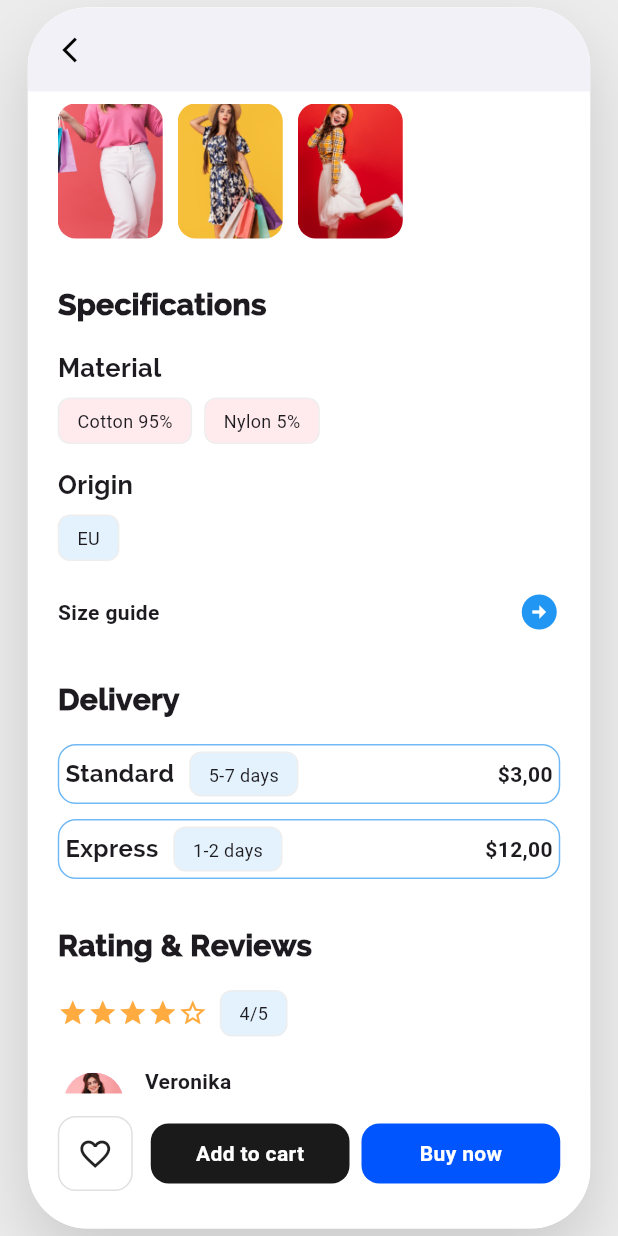
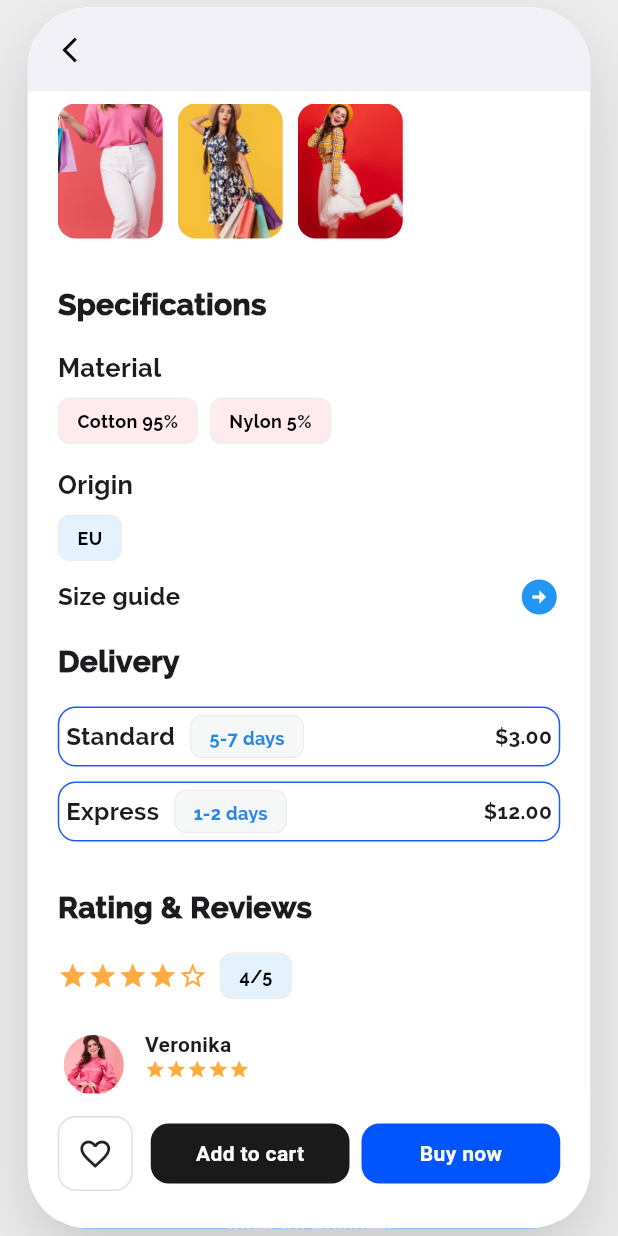
Before and after one commit to daneelsa31/full_product_page, a Flutter app: the screen it shows after launch, scrolled down 576 dp, on a phone screen of 412 x 824 dp. Run offline on Flutter 3.47's test engine with Material 3 defaults, Android fonts, the phone set to English and light mode, and no system bars.

Commit message:
Add final adjustments (fonts, spacing, code structure, and overall)

```diff
--- a/lib/main.dart
+++ b/lib/main.dart
@@ -55,9 +55,16 @@ class ProductDetailPage extends StatelessWidget {
                 pinned: true,
                 backgroundColor: Colors.white,
                 elevation: 0,
-                leading: const Icon(Icons.arrow_back_ios_new, color: Colors.black, size: 20),
+                leading: const Icon(
+                  Icons.arrow_back_ios_new,
+                  color: Colors.black,
+                  size: 20,
+                ),
                 flexibleSpace: FlexibleSpaceBar(
-                  background: Image.asset('assets/images/mainpic.png', fit: BoxFit.cover),
+                  background: Image.asset(
+                    'assets/images/mainpic.png',
+                    fit: BoxFit.cover,
+                  ),
                 ),
               ),
               SliverToBoxAdapter(
@@ -74,18 +81,22 @@ class ProductDetailPage extends StatelessWidget {
                         children: [
                           _buildSectionTitle("Variations"),
                           const SizedBox(width: 15),
-                          _buildTag("Pink", isSelected: true),
+                          _buildTag("Pink"),
                           const SizedBox(width: 8),
                           _buildTag("M"),
                           const Spacer(),
-                          const Icon(Icons.arrow_circle_right, color: Colors.blue, size: 28),
+                          const Icon(
+                            Icons.arrow_circle_right,
+                            color: Colors.blue,
+                            size: 28,
+                          ),
                         ],
                       ),
                       const SizedBox(height: 15),
                       _buildThumbnailsRow(),
                       const SizedBox(height: 30),
                       _buildSpecificationsSection(),
-                      const SizedBox(height: 30),
+                      const SizedBox(height: 15),
                       _buildDeliverySection(),
                       const SizedBox(height: 30),
                       _buildReviewsSection(),
@@ -93,7 +104,9 @@ class ProductDetailPage extends StatelessWidget {
                       _buildMostPopularSection(),
                       const SizedBox(height: 40),
                       _buildYouMightLikeSection(),
-                      const SizedBox(height: 140), // Padding to prevent content being hidden
+                      const SizedBox(
+                        height: 80,
+                      ), // Padding to prevent content being hidden
                     ],
                   ),
                 ),
@@ -114,54 +127,485 @@ class ProductDetailPage extends StatelessWidget {
 
   // --- PREVIOUS HELPERS (Condensed for space) ---
   Widget _buildSectionTitle(String title) {
-    return Text(title, style: const TextStyle(fontFamily: 'Raleway', fontSize: 20, fontWeight: FontWeight.w900));
+    return Text(
+      title,
+      style: const TextStyle(
+        fontFamily: 'Raleway',
+        fontSize: 20,
+        fontWeight: FontWeight.w900,
+      ),
+    );
   }
-  Widget _buildTag(String label, {bool isSelected = false, Color? color}) {
-    return Container(padding: const EdgeInsets.symmetric(horizontal: 12, vertical: 6), decoration: BoxDecoration(color: color ?? (isSelected ? Colors.grey[100] : Colors.white), border: Border.all(color: Colors.grey.shade200), borderRadius: BorderRadius.circular(8)), child: Text(label, style: const TextStyle(fontSize: 12)));
+
+  Widget _buildTag(String label, {Color? color, Color? textColor}) {
+    return Container(
+      padding: const EdgeInsets.symmetric(horizontal: 12, vertical: 6),
+      decoration: BoxDecoration(
+        color: color ?? Colors.white,
+        border: Border.all(color: Colors.grey.shade200),
+        borderRadius: BorderRadius.circular(8),
+      ),
+      child: Text(
+        label,
+        style: TextStyle(
+          fontFamily: 'Raleway',
+          fontSize: 12,
+          fontWeight: FontWeight.w600,
+          color:
+              textColor ??
+              Colors.black, // Use the passed color or default to black
+        ),
+      ),
+    );
   }
+
   Widget _buildHeaderSection() {
-    return Row(mainAxisAlignment: MainAxisAlignment.spaceBetween, children: [const Text('\$17.00', style: TextStyle(fontFamily: 'Raleway', fontSize: 26, fontWeight: FontWeight.w900)), CircleAvatar(backgroundColor: Colors.grey[100], radius: 18, child: const Icon(Icons.ios_share, size: 16, color: Colors.black))]);
+    return Row(
+      mainAxisAlignment: MainAxisAlignment.spaceBetween,
+      children: [
+        const Text(
+          '\$17.00',
+          style: TextStyle(
+            fontFamily: 'Raleway',
+            fontSize: 26,
+            fontWeight: FontWeight.w900,
+          ),
+        ),
+        CircleAvatar(
+          backgroundColor: Colors.grey[100],
+          radius: 18,
+          child: const Icon(Icons.ios_share, size: 16, color: Colors.black),
+        ),
+      ],
+    );
   }
+
   Widget _buildDescription() {
-    return const Text('Lorem ipsum dolor sit amet, consectetur adipiscing elit. Etiam arcu mauris, scelerisque eu mauris id, pretium pulvinar sapien.', style: TextStyle(fontFamily: 'NunitoSans', fontSize: 14, fontWeight: FontWeight.w600, color: Colors.black, height: 1.5));
+    return const Text(
+      'Lorem ipsum dolor sit amet, consectetur adipiscing elit. Etiam arcu mauris, scelerisque eu mauris id, pretium pulvinar sapien.',
+      style: TextStyle(
+        fontFamily: 'NunitoSans',
+        fontSize: 14,
+        fontWeight: FontWeight.w600,
+        color: Colors.black,
+        height: 1.5,
+      ),
+    );
   }
+
   Widget _buildThumbnailsRow() {
-    final List<String> variantImages = ['assets/images/V1.png', 'assets/images/V2.png', 'assets/images/V3.png'];
-    return Row(children: variantImages.map((path) => Container(margin: const EdgeInsets.only(right: 10), width: 70, height: 90, decoration: BoxDecoration(borderRadius: BorderRadius.circular(12), image: DecorationImage(image: AssetImage(path), fit: BoxFit.cover)))).toList());
+    final List<String> variantImages = [
+      'assets/images/V1.png',
+      'assets/images/V2.png',
+      'assets/images/V3.png',
+    ];
+    return Row(
+      children: variantImages
+          .map(
+            (path) => Container(
+              margin: const EdgeInsets.only(right: 10),
+              width: 70,
+              height: 90,
+              decoration: BoxDecoration(
+                borderRadius: BorderRadius.circular(12),
+                image: DecorationImage(
+                  image: AssetImage(path),
+                  fit: BoxFit.cover,
+                ),
+              ),
+            ),
+          )
+          .toList(),
+    );
   }
+
   Widget _buildSpecificationsSection() {
-    return Column(crossAxisAlignment: CrossAxisAlignment.start, children: [_buildSectionTitle("Specifications"), const SizedBox(height: 15), const Text("Material", style: TextStyle(fontFamily: 'Raleway', fontSize: 17, fontWeight: FontWeight.w800)), const SizedBox(height: 8), Row(children: [_buildTag("Cotton 95%", color: Color(0xFFFFEBEE)), const SizedBox(width: 8), _buildTag("Nylon 5%", color: Color(0xFFFFEBEE))]), const SizedBox(height: 15), const Text("Origin", style: TextStyle(fontFamily: 'Raleway', fontSize: 17, fontWeight: FontWeight.w800)), const SizedBox(height: 8), _buildTag("EU", color: Color(0xFFE3F2FD)), const SizedBox(height: 20), _buildArrowLink("Size guide")]);
+    return Column(
+      crossAxisAlignment: CrossAxisAlignment.start,
+      children: [
+        _buildSectionTitle("Specifications"),
+        const SizedBox(height: 15),
+        const Text(
+          "Material",
+          style: TextStyle(
+            fontFamily: 'Raleway',
+            fontSize: 17,
+            fontWeight: FontWeight.w800,
+          ),
+        ),
+        const SizedBox(height: 8),
+        Row(
+          children: [
+            _buildTag("Cotton 95%", color: Color(0xFFFFEBEE)),
+            const SizedBox(width: 8),
+            _buildTag("Nylon 5%", color: Color(0xFFFFEBEE)),
+          ],
+        ),
+        const SizedBox(height: 15),
+        const Text(
+          "Origin",
+          style: TextStyle(
+            fontFamily: 'Raleway',
+            fontSize: 17,
+            fontWeight: FontWeight.w800,
+          ),
+        ),
+        const SizedBox(height: 8),
+        _buildTag("EU", color: Color(0xFFE3F2FD)),
+        const SizedBox(height: 10),
+        _buildArrowLink("Size guide"),
+      ],
+    );
   }
+
   Widget _buildArrowLink(String text, {bool isHeader = false}) {
-    return Row(mainAxisAlignment: MainAxisAlignment.spaceBetween, children: [Text(text, style: TextStyle(fontWeight: FontWeight.bold, fontSize: isHeader ? 18 : 14)), const Icon(Icons.arrow_circle_right, color: Colors.blue, size: 28)]);
+    return Row(
+      mainAxisAlignment: MainAxisAlignment.spaceBetween,
+      children: [
+        Text(
+          text,
+          style: TextStyle(
+            fontFamily: 'Raleway',
+            fontWeight: FontWeight.bold,
+            fontSize: isHeader ? 18 : 16,
+          ),
+        ),
+        const Icon(Icons.arrow_circle_right, color: Colors.blue, size: 28),
+      ],
+    );
   }
+
   Widget _buildDeliverySection() {
-    return Column(crossAxisAlignment: CrossAxisAlignment.start, children: [_buildSectionTitle("Delivery"), const SizedBox(height: 15), _buildDeliveryBox("Standard", "5-7 days", "\$3,00"), const SizedBox(height: 10), _buildDeliveryBox("Express", "1-2 days", "\$12,00")]);
+    return Column(
+      crossAxisAlignment: CrossAxisAlignment.start,
+      children: [
+        _buildSectionTitle("Delivery"),
+        const SizedBox(height: 15),
+        _buildDeliveryBox("Standard", "5-7 days", "\$3.00"),
+        const SizedBox(height: 10),
+        _buildDeliveryBox("Express", "1-2 days", "\$12.00"),
+      ],
+    );
   }
+
   Widget _buildDeliveryBox(String type, String days, String price) {
-    return Container(height: 40, padding: const EdgeInsets.all(4), decoration: BoxDecoration(border: Border.all(color: const Color.fromARGB(255, 113, 185, 245)), borderRadius: BorderRadius.circular(12)), child: Row(children: [Text(type, style: const TextStyle(fontFamily: 'Raleway', fontSize: 16, fontWeight: FontWeight.w700)), const SizedBox(width: 10), _buildTag(days, color: Color(0xFFE3F2FD)), const Spacer(), Text(price, style: const TextStyle(fontWeight: FontWeight.bold))]));
+    return Container(
+      height: 40,
+      padding: const EdgeInsets.all(4.5),
+      decoration: BoxDecoration(
+        border: Border.all(color: const Color.fromARGB(255, 27, 92, 242)),
+        borderRadius: BorderRadius.circular(12),
+      ),
+      child: Row(
+        children: [
+          Text(
+            type,
+            style: const TextStyle(
+              fontFamily: 'Raleway',
+              fontSize: 16,
+              fontWeight: FontWeight.w700,
+            ),
+          ),
+          const SizedBox(width: 10),
+          _buildTag(
+            days,
+            color: const Color.fromARGB(255, 246, 247, 247),
+            textColor: const Color.fromARGB(
+              255,
+              40,
+              133,
+              232,
+            ), // <--- Add Sky Blue here
+          ),
+          const Spacer(),
+          Text(
+            price,
+            style: const TextStyle(
+              fontFamily: 'Raleway',
+              fontWeight: FontWeight.w600,
+            ),
+          ),
+        ],
+      ),
+    );
   }
+
   Widget _buildReviewsSection() {
-    return Column(crossAxisAlignment: CrossAxisAlignment.start, children: [_buildSectionTitle("Rating & Reviews"), const SizedBox(height: 15), Row(children: [...List.generate(4, (index) => const Icon(Icons.star, color: Colors.orangeAccent, size: 20)), const Icon(Icons.star_outline, color: Colors.orangeAccent, size: 20), const SizedBox(width: 8), _buildTag("4/5", color: Color(0xFFE3F2FD))]), const SizedBox(height: 20), _buildReviewerCard(), const SizedBox(height: 20), _buildActionBtn("View All Reviews", const Color(0xFF0055FF), isFullWidth: true)]);
+    return Column(
+      crossAxisAlignment: CrossAxisAlignment.start,
+      children: [
+        _buildSectionTitle("Rating & Reviews"),
+        const SizedBox(height: 15),
+        Row(
+          children: [
+            ...List.generate(
+              4,
+              (index) =>
+                  const Icon(Icons.star, color: Colors.orangeAccent, size: 20),
+            ),
+            const Icon(
+              Icons.star_outline,
+              color: Colors.orangeAccent,
+              size: 20,
+            ),
+            const SizedBox(width: 8),
+            _buildTag("4/5", color: Color(0xFFE3F2FD)),
+          ],
+        ),
+        const SizedBox(height: 20),
+        _buildReviewerCard(),
+        const SizedBox(height: 20),
+        _buildActionBtn(
+          "View All Reviews",
+          const Color(0xFF0055FF),
+          isFullWidth: true,
+        ),
+      ],
+    );
   }
+
   Widget _buildReviewerCard() {
-    return Row(crossAxisAlignment: CrossAxisAlignment.start, children: [const CircleAvatar(radius: 24, backgroundColor: Colors.white, child: CircleAvatar(radius: 20, backgroundImage: AssetImage('assets/images/MP2.png'))), const SizedBox(width: 10), Expanded(child: Column(crossAxisAlignment: CrossAxisAlignment.start, children: [const Text("Veronika", style: TextStyle(fontWeight: FontWeight.bold, fontSize: 14)), Row(children: List.generate(5, (index) => const Icon(Icons.star, color: Colors.orangeAccent, size: 14))), const SizedBox(height: 8), const Text("Lorem ipsum dolor sit amet, consectetur adipiscing elit, sed do eiusmod tempor incididunt ut labore et dolore magna aliqua...", style: TextStyle(fontFamily: 'NunitoSans', fontSize: 12, fontWeight: FontWeight.w900))]))]);
+    return Row(
+      crossAxisAlignment: CrossAxisAlignment.start,
+      children: [
+        const CircleAvatar(
+          radius: 24,
+          backgroundColor: Colors.white,
+          child: CircleAvatar(
+            radius: 20,
+            backgroundImage: AssetImage('assets/images/MP2.png'),
+          ),
+        ),
+        const SizedBox(width: 10),
+        Expanded(
+          child: Column(
+            crossAxisAlignment: CrossAxisAlignment.start,
+            children: [
+              const Text(
+                "Veronika",
+                style: TextStyle(fontWeight: FontWeight.bold, fontSize: 14),
+              ),
+              Row(
+                children: List.generate(
+                  5,
+                  (index) => const Icon(
+                    Icons.star,
+                    color: Colors.orangeAccent,
+                    size: 14,
+                  ),
+                ),
+              ),
+              const SizedBox(height: 8),
+              const Text(
+                "Lorem ipsum dolor sit amet, consectetur adipiscing elit, sed do eiusmod tempor incididunt ut labore et dolore magna aliqua...",
+                style: TextStyle(
+                  fontFamily: 'NunitoSans',
+                  fontSize: 12,
+                  fontWeight: FontWeight.w900,
+                ),
+              ),
+            ],
+          ),
+        ),
+      ],
+    );
   }
+
   Widget _buildMostPopularSection() {
-    final List<Map<String, String>> popularItems = [{'image': 'assets/images/MP1.png', 'likes': '1780', 'tag': 'New'}, {'image': 'assets/images/MP2.png', 'likes': '1780', 'tag': 'Sale'}, {'image': 'assets/images/MP3.png', 'likes': '1780', 'tag': 'Hot'}];
-    return Column(children: [_buildHeaderSectionWithSeeAll(), const SizedBox(height: 15), SingleChildScrollView(scrollDirection: Axis.horizontal, child: Row(children: popularItems.map((item) => _buildSmallProduct(item['image']!, item['likes']!, item['tag']!)).toList()))]);
+    final List<Map<String, String>> popularItems = [
+      {'image': 'assets/images/MP1.png', 'likes': '1780', 'tag': 'New'},
+      {'image': 'assets/images/MP2.png', 'likes': '1780', 'tag': 'Sale'},
+      {'image': 'assets/images/MP3.png', 'likes': '1780', 'tag': 'Hot'},
+    ];
+    return Column(
+      children: [
+        _buildHeaderSectionWithSeeAll(),
+        const SizedBox(height: 15),
+        SingleChildScrollView(
+          scrollDirection: Axis.horizontal,
+          child: Row(
+            children: popularItems
+                .map(
+                  (item) => _buildSmallProduct(
+                    item['image']!,
+                    item['likes']!,
+                    item['tag']!,
+                  ),
+                )
+                .toList(),
+          ),
+        ),
+      ],
+    );
   }
+
   Widget _buildHeaderSectionWithSeeAll() {
-    return Row(children: [_buildSectionTitle("Most Popular"), const Spacer(), const Text("See All", style: TextStyle(fontSize: 16, color: Colors.black87)), const SizedBox(width: 8), const Icon(Icons.arrow_circle_right, color: Colors.blue, size: 32)]);
+    return Row(
+      children: [
+        _buildSectionTitle("Most Popular"),
+        const Spacer(),
+        const Text(
+          "See All",
+          style: TextStyle(fontSize: 16, color: Colors.black87),
+        ),
+        const SizedBox(width: 8),
+        const Icon(Icons.arrow_circle_right, color: Colors.blue, size: 32),
+      ],
+    );
   }
+
   Widget _buildSmallProduct(String path, String likes, String tag) {
-    return Container(width: 130, margin: const EdgeInsets.only(right: 12, bottom: 10), padding: const EdgeInsets.all(8), decoration: BoxDecoration(color: Colors.white, borderRadius: BorderRadius.circular(20), boxShadow: [BoxShadow(color: Colors.black.withOpacity(0.05), blurRadius: 10, offset: const Offset(0, 5))]), child: Column(children: [ClipRRect(borderRadius: BorderRadius.circular(15), child: Image.asset(path, height: 130, width: 130, fit: BoxFit.cover)), const SizedBox(height: 10), Row(children: [Text(likes, style: const TextStyle(fontWeight: FontWeight.bold)), const SizedBox(width: 2), const Icon(Icons.favorite, color: Colors.blue, size: 16), const Spacer(), Text(tag, style: const TextStyle(color: Colors.grey, fontSize: 14))])]));
+    return Container(
+      width: 130,
+      margin: const EdgeInsets.only(right: 12, bottom: 10),
+      padding: const EdgeInsets.all(8),
+      decoration: BoxDecoration(
+        color: Colors.white,
+        borderRadius: BorderRadius.circular(20),
+        boxShadow: [
+          BoxShadow(
+            color: Colors.black.withOpacity(0.05),
+            blurRadius: 10,
+            offset: const Offset(0, 5),
+          ),
+        ],
+      ),
+      child: Column(
+        children: [
+          ClipRRect(
+            borderRadius: BorderRadius.circular(15),
+            child: Image.asset(
+              path,
+              height: 130,
+              width: 130,
+              fit: BoxFit.cover,
+            ),
+          ),
+          const SizedBox(height: 10),
+          Row(
+            children: [
+              Text(
+                likes,
+                style: const TextStyle(
+                  fontFamily: 'Raleway',
+                  fontSize: 15,
+                  fontWeight: FontWeight.w700,
+                ),
+              ),
+              const SizedBox(width: 2),
+              const Icon(Icons.favorite, color: Colors.blue, size: 16),
+              const Spacer(),
+              Text(
+                tag,
+                style: const TextStyle(color: Colors.grey, fontSize: 14),
+              ),
+            ],
+          ),
+        ],
+      ),
+    );
   }
+
   Widget _buildYouMightLikeSection() {
-    return Column(crossAxisAlignment: CrossAxisAlignment.start, children: [_buildSectionTitle("You Might Like"), const SizedBox(height: 20), Wrap(spacing: 15, runSpacing: 20, alignment: WrapAlignment.spaceBetween, children: [_buildGridItem('assets/images/YML1.png', 'Lorem ipsum dolor sit amet consectetur', '\$17.00'), _buildGridItem('assets/images/YML2.png', 'Lorem ipsum dolor sit amet consectetur', '\$17.00'), _buildGridItem('assets/images/YML3.png', 'Lorem ipsum dolor sit amet consectetur', '\$17.00'), _buildGridItem('assets/images/YML4.png', 'Lorem ipsum dolor sit amet consectetur', '\$17.00'), _buildGridItem('assets/images/YML5.png', 'Lorem ipsum dolor sit amet consectetur', '\$17.00'), _buildGridItem('assets/images/YML6.png', 'Lorem ipsum dolor sit amet consectetur', '\$17.00')])]);
+    return Column(
+      crossAxisAlignment: CrossAxisAlignment.start,
+      children: [
+        _buildSectionTitle("You Might Like"),
+        const SizedBox(height: 20),
+        Wrap(
+          spacing: 15,
+          runSpacing: 20,
+          alignment: WrapAlignment.spaceBetween,
+          children: [
+            _buildGridItem(
+              'assets/images/YML1.png',
+              'Lorem ipsum dolor sit amet consectetur',
+              '\$17.00',
+            ),
+            _buildGridItem(
+              'assets/images/YML2.png',
+              'Lorem ipsum dolor sit amet consectetur',
+              '\$17.00',
+            ),
+            _buildGridItem(
+              'assets/images/YML3.png',
+              'Lorem ipsum dolor sit amet consectetur',
+              '\$17.00',
+            ),
+            _buildGridItem(
+              'assets/images/YML4.png',
+              'Lorem ipsum dolor sit amet consectetur',
+              '\$17.00',
+            ),
+            _buildGridItem(
+              'assets/images/YML5.png',
+              'Lorem ipsum dolor sit amet consectetur',
+              '\$17.00',
+            ),
+            _buildGridItem(
+              'assets/images/YML6.png',
+              'Lorem ipsum dolor sit amet consectetur',
+              '\$17.00',
+            ),
+          ],
+        ),
+      ],
+    );
   }
+
   Widget _buildGridItem(String path, String title, String price) {
-    return SizedBox(width: 160, child: Column(crossAxisAlignment: CrossAxisAlignment.start, children: [Container(padding: const EdgeInsets.all(5), decoration: BoxDecoration(color: Colors.white, borderRadius: BorderRadius.circular(16), boxShadow: [BoxShadow(color: Colors.black.withOpacity(0.1), blurRadius: 15, offset: const Offset(0, 8))]), child: ClipRRect(borderRadius: BorderRadius.circular(12), child: Image.asset(path, height: 180, width: double.infinity, fit: BoxFit.cover))), const SizedBox(height: 12), Text(title, style: const TextStyle(fontFamily: 'NunitoSans', fontSize: 13, color: Colors.black87, height: 1.3), maxLines: 2, overflow: TextOverflow.ellipsis), const SizedBox(height: 4), Text(price, style: const TextStyle(fontFamily: 'Raleway', fontSize: 16, fontWeight: FontWeight.w900))]));
+    return SizedBox(
+      width: 160,
+      child: Column(
+        crossAxisAlignment: CrossAxisAlignment.start,
+        children: [
+          Container(
+            padding: const EdgeInsets.all(5),
+            decoration: BoxDecoration(
+              color: Colors.white,
+              borderRadius: BorderRadius.circular(16),
+              boxShadow: [
+                BoxShadow(
+                  color: Colors.black.withOpacity(0.1),
+                  blurRadius: 15,
+                  offset: const Offset(0, 8),
+                ),
+              ],
+            ),
+            child: ClipRRect(
+              borderRadius: BorderRadius.circular(12),
+              child: Image.asset(
+                path,
+                height: 180,
+                width: double.infinity,
+                fit: BoxFit.cover,
+              ),
+            ),
+          ),
+          const SizedBox(height: 12),
+          Text(
+            title,
+            style: const TextStyle(
+              fontFamily: 'NunitoSans',
+              fontSize: 13,
+              color: Colors.black87,
+              height: 1.3,
+            ),
+            maxLines: 2,
+            overflow: TextOverflow.ellipsis,
+          ),
+          const SizedBox(height: 4),
+          Text(
+            price,
+            style: const TextStyle(
+              fontFamily: 'Raleway',
+              fontSize: 16,
+              fontWeight: FontWeight.w900,
+            ),
+          ),
+        ],
+      ),
+    );
   }
 
   // --- NEW: BOTTOM BAR HELPERS ---
@@ -180,7 +624,9 @@ class ProductDetailPage extends StatelessWidget {
             child: const Icon(Icons.favorite_border),
           ),
           const SizedBox(width: 12),
-          Expanded(child: _buildActionBtn('Add to cart', const Color(0xFF1A1A1A))),
+          Expanded(
+            child: _buildActionBtn('Add to cart', const Color(0xFF1A1A1A)),
+          ),
           const SizedBox(width: 8),
           Expanded(child: _buildActionBtn('Buy now', const Color(0xFF0055FF))),
         ],
@@ -192,9 +638,18 @@ class ProductDetailPage extends StatelessWidget {
     return Container(
       height: 40,
       width: isFullWidth ? double.infinity : null,
-      decoration: BoxDecoration(color: color, borderRadius: BorderRadius.circular(12)),
+      decoration: BoxDecoration(
+        color: color,
+        borderRadius: BorderRadius.circular(12),
+      ),
       child: Center(
-        child: Text(text, style: const TextStyle(color: Colors.white, fontWeight: FontWeight.bold)),
+        child: Text(
+          text,
+          style: const TextStyle(
+            color: Colors.white,
+            fontWeight: FontWeight.bold,
+          ),
+        ),
       ),
     );
   }
```
